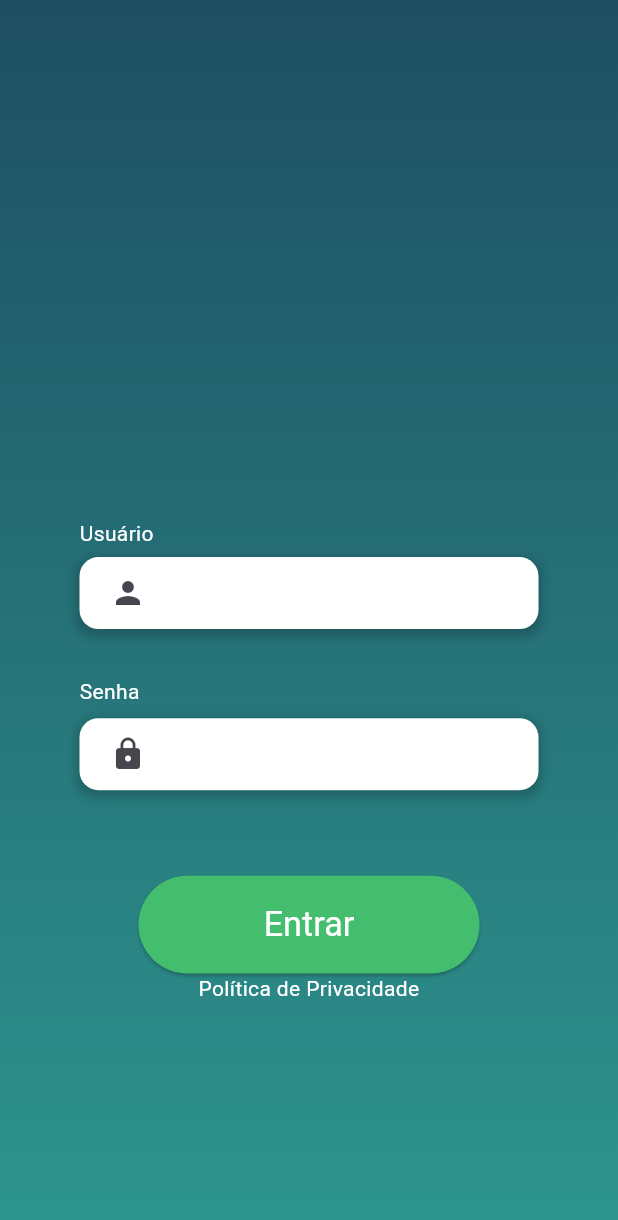
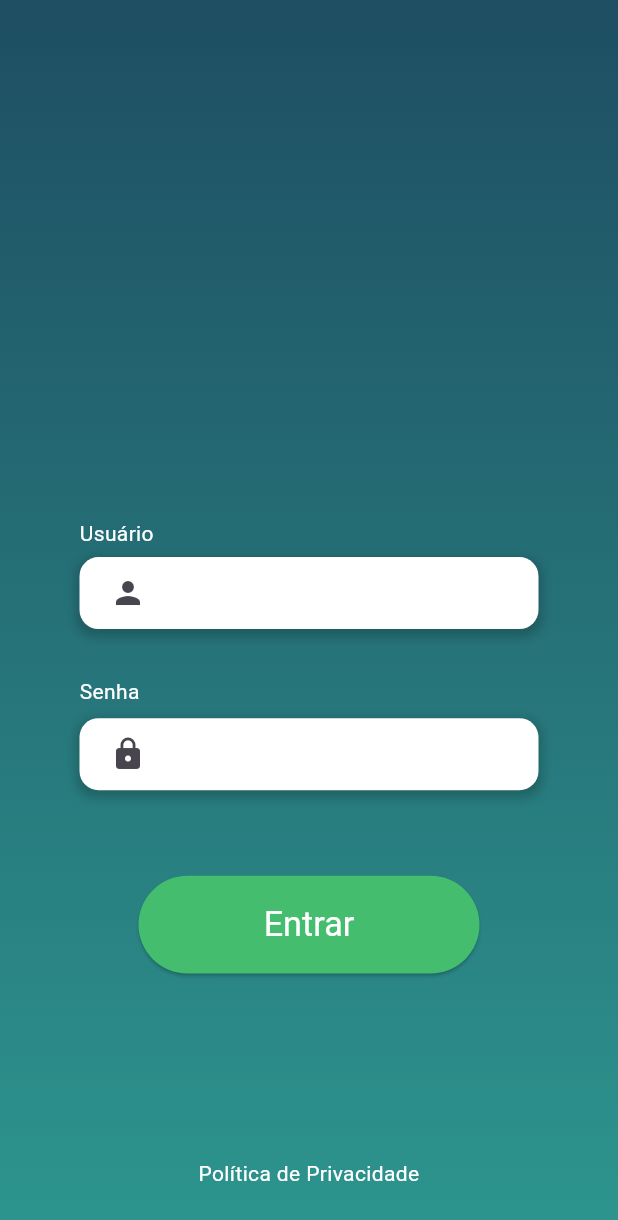
Before and after one commit to marianaoliveira1/Login, a Flutter app: the screen it shows after launch, on a phone screen of 412 x 824 dp. Shown: the top 1220 px of the screen. Run offline on Flutter 3.47's test engine with Material 3 defaults, Android fonts, the phone set to English and light mode, and no system bars; our stand-ins replace firebase_auth, firebase_core, flutter_mobx, flutter_screenutil, mobx, shared_preferences; accounts and stored records are empty; generated files the repository leaves out were written again.

Commit message:
projeto finalizado

```diff
--- a/lib/pages/login.dart
+++ b/lib/pages/login.dart
@@ -102,6 +102,9 @@ class _LoginPageState extends State<LoginPage> {
                         },
                       ),
                     ),
+                    Container(
+                      height: 0.15.sh,
+                    ),
                     const DefaultPoliticaDePrivacidade(),
                   ],
                 ),
```
Also changed, not shown: image-1.png (added), image.png (added), pubspec.lock, 1 other file.
